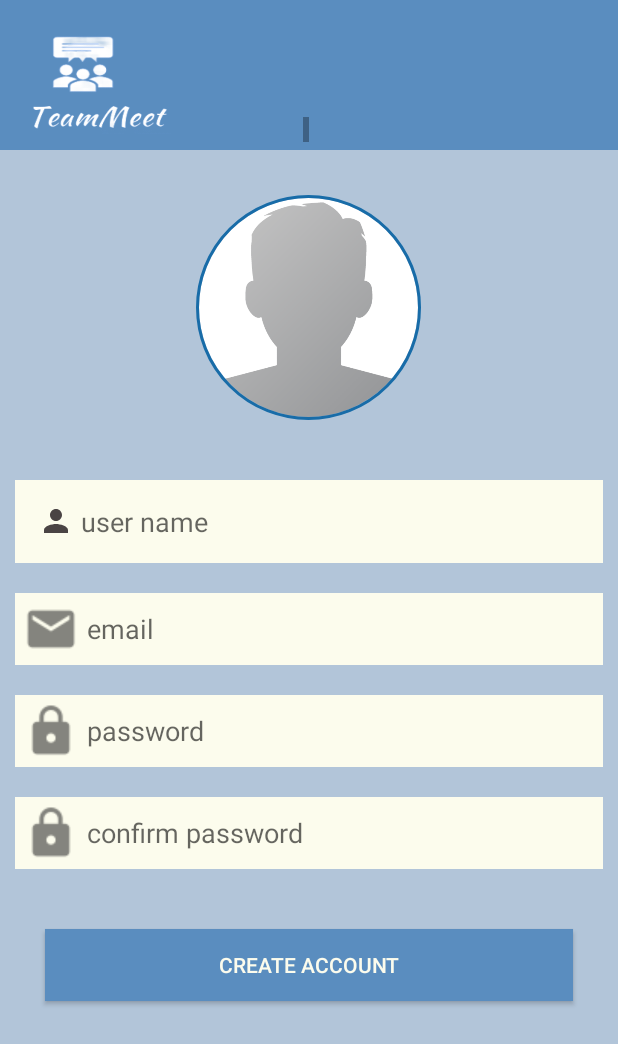
After one commit to Anonymodesu/COMP5216, an Android app: the layout activity_register.xml on its own in the app's theme, with its tools: preview values and no code run, on a phone screen of 412 x 824 dp. The commit adds this screen. Shown: the top 1044 px of the screen. Run offline under Robolectric (Android 15) with nearby library versions, the phone set to English and light mode, and no system bars.

Commit message:
update to main branch version

```diff
--- /dev/null
+++ b/TeamMeet/app/src/main/res/drawable/ic_person_grey_24dp.xml
@@ -0,0 +1,5 @@
+<vector android:height="24dp" android:tint="#4A4444"
+    android:viewportHeight="24.0" android:viewportWidth="24.0"
+    android:width="24dp" xmlns:android="http://schemas.android.com/apk/res/android">
+    <path android:fillColor="#FF000000" android:pathData="M12,12c2.21,0 4,-1.79 4,-4s-1.79,-4 -4,-4 -4,1.79 -4,4 1.79,4 4,4zM12,14c-2.67,0 -8,1.34 -8,4v2h16v-2c0,-2.66 -5.33,-4 -8,-4z"/>
+</vector>
--- /dev/null
+++ b/TeamMeet/app/src/main/res/layout/activity_register.xml
@@ -0,0 +1,81 @@
+<?xml version="1.0" encoding="utf-8"?>
+<RelativeLayout xmlns:android="http://schemas.android.com/apk/res/android"
+    xmlns:app="http://schemas.android.com/apk/res-auto"
+    xmlns:tools="http://schemas.android.com/tools"
+    android:layout_width="match_parent"
+    android:layout_height="match_parent"
+    android:background="@color/colorPrimaryLight"
+    tools:context=".RegisterActivity">
+    <include
+        android:id="@+id/global_header"
+        layout="@layout/global_header">
+    </include>
+
+    <de.hdodenhof.circleimageview.CircleImageView
+        android:id="@+id/profile_image"
+        android:layout_width="150dp"
+        android:layout_height="150dp"
+        android:src="@drawable/profile"
+        app:civ_border_width="2dp"
+        app:civ_border_color="@color/colorPrimaryDark"
+        android:layout_centerHorizontal="true"
+        android:layout_below="@+id/global_header"
+        android:layout_margin="@dimen/field_margin"/>
+    <EditText
+        android:id="@+id/Siginup_Username"
+        android:layout_width="match_parent"
+        android:layout_height="wrap_content"
+        android:layout_below="@id/profile_image"
+        android:ems="10"
+        android:hint=" user name"
+        android:background="@color/textPrimary"
+        android:padding="15dp"
+        android:layout_margin="@dimen/field_margin_small"
+        android:drawableLeft="@drawable/ic_person_grey_24dp"/>
+
+    <EditText
+        android:id="@+id/Siginup_Email"
+        android:layout_width="match_parent"
+        android:layout_height="wrap_content"
+        android:layout_below="@id/Siginup_Username"
+        android:ems="10"
+        android:hint="email"
+        android:inputType="textEmailAddress"
+        android:background="@color/textPrimary"
+        android:layout_margin="@dimen/field_margin_small"
+        android:drawableLeft="@drawable/email"/>
+
+    <EditText
+        android:id="@+id/Signup_Password"
+        android:layout_width="match_parent"
+        android:layout_height="wrap_content"
+        android:layout_below="@id/Siginup_Email"
+        android:ems="10"
+        android:hint="password"
+        android:inputType="textPassword"
+        android:background="@color/textPrimary"
+        android:layout_margin="@dimen/field_margin_small"
+        android:drawableLeft="@drawable/password"/>
+
+    <EditText
+        android:id="@+id/Signup_Confirmpw"
+        android:layout_width="match_parent"
+        android:layout_height="wrap_content"
+        android:layout_below="@id/Signup_Password"
+        android:ems="10"
+        android:layout_margin="@dimen/field_margin_small"
+        android:hint="confirm password"
+        android:inputType="textPassword"
+        android:background="@color/textPrimary"
+        android:drawableLeft="@drawable/password"/>
+
+    <Button
+        android:id="@+id/Signup_Button"
+        android:layout_width="match_parent"
+        android:layout_height="wrap_content"
+        android:layout_below="@id/Signup_Confirmpw"
+        android:layout_margin="@dimen/field_margin"
+        android:textColor="@color/textPrimary"
+        android:background="@color/colorPrimary"
+        android:text="Create Account" />
+</RelativeLayout>
--- /dev/null
+++ b/TeamMeet/app/src/main/res/layout/global_header.xml
@@ -0,0 +1,30 @@
+<?xml version="1.0" encoding="utf-8"?>
+<RelativeLayout xmlns:android="http://schemas.android.com/apk/res/android"
+    xmlns:tools="http://schemas.android.com/tools"
+    android:id="@+id/global_header"
+    android:layout_width="match_parent"
+    android:layout_height="100dp"
+    android:background="@color/colorPrimary">
+    <ImageView
+        android:id="@+id/Logo"
+        android:layout_width="120dp"
+        android:layout_height="120dp"
+        android:background="@drawable/logo" />
+
+    <TextView
+        android:id="@+id/page_name"
+        android:layout_width="wrap_content"
+        android:layout_height="wrap_content"
+        android:layout_centerInParent="true"
+        android:text=""
+        android:textColor="@color/textPrimary"
+        android:textSize="36sp" />
+    <TextView
+        android:id="@+id/status"
+        style="@style/ThemeOverlay.MyTextDetail"
+        android:text=""
+        android:layout_centerInParent="true"
+        android:layout_below="@+id/page_name"
+        android:textColor="@color/colorAccent"/>
+
+</RelativeLayout>
--- a/TeamMeet/app/src/main/res/values/colors.xml
+++ b/TeamMeet/app/src/main/res/values/colors.xml
@@ -6,6 +6,8 @@
     <color name="colorAccent">#fabf41</color>
     <color name="textPrimary">#fcfced</color>
     <color name="textSecondary">#165394</color>
+    <color name="textNormal">#595758</color>
+    <color name="textAccent">#b83383</color>
 
     <color name="grey_100">#F5F5F5</color>
     <color name="grey_300">#E0E0E0</color>
--- a/TeamMeet/app/src/main/res/values/dimens.xml
+++ b/TeamMeet/app/src/main/res/values/dimens.xml
@@ -1,10 +1,15 @@
+
 <resources>
     <!-- Default screen margins, per the Android Design guidelines. -->
     <dimen name="activity_horizontal_margin">16dp</dimen>
     <dimen name="activity_vertical_margin">16dp</dimen>
 
+    <dimen name="icon_margin">24dp</dimen>
     <dimen name="icon_top_margin">24dp</dimen>
     <dimen name="icon_bottom_margin">24dp</dimen>
     <dimen name="title_bottom_margin">16dp</dimen>
     <dimen name="field_width_standard">160dp</dimen>
+    <dimen name="field_margin">30dp</dimen>
+    <dimen name="field_margin_small">10dp</dimen>
+    <dimen name="fab_margin">16dp</dimen>
 </resources>
```
Also changed, not shown: TeamMeet/app/build.gradle (+8 -5 lines), TeamMeet/app/src/main/java/sydney/edu/au/teammeet/BaseActivity.java (added, +50 -0 lines), TeamMeet/app/src/main/java/sydney/edu/au/teammeet/LoginActivity.java (added, +160 -0 lines), TeamMeet/app/src/main/java/sydney/edu/au/teammeet/RegisterActivity.java (added, +167 -0 lines), TeamMeet/app/src/main/res/layout/activity_login.xml (added, +95 -0 lines), TeamMeet/app/src/main/res/layout/global_nav.xml (added, +23 -0 lines), TeamMeet/app/src/main/res/values/strings.xml (+8 -29 lines), TeamMeet/app/src/main/res/values/styles.xml (+11 -1 lines), TeamMeet/app/src/main/res/drawable/email.png (added), TeamMeet/app/src/main/res/drawable/facebook.png (added), TeamMeet/app/src/main/res/drawable/google.png (added), TeamMeet/app/src/main/res/drawable/home.png (added), TeamMeet/app/src/main/res/drawable/password.png (added), TeamMeet/app/src/main/res/drawable/profile.png (added), 1 more files.
